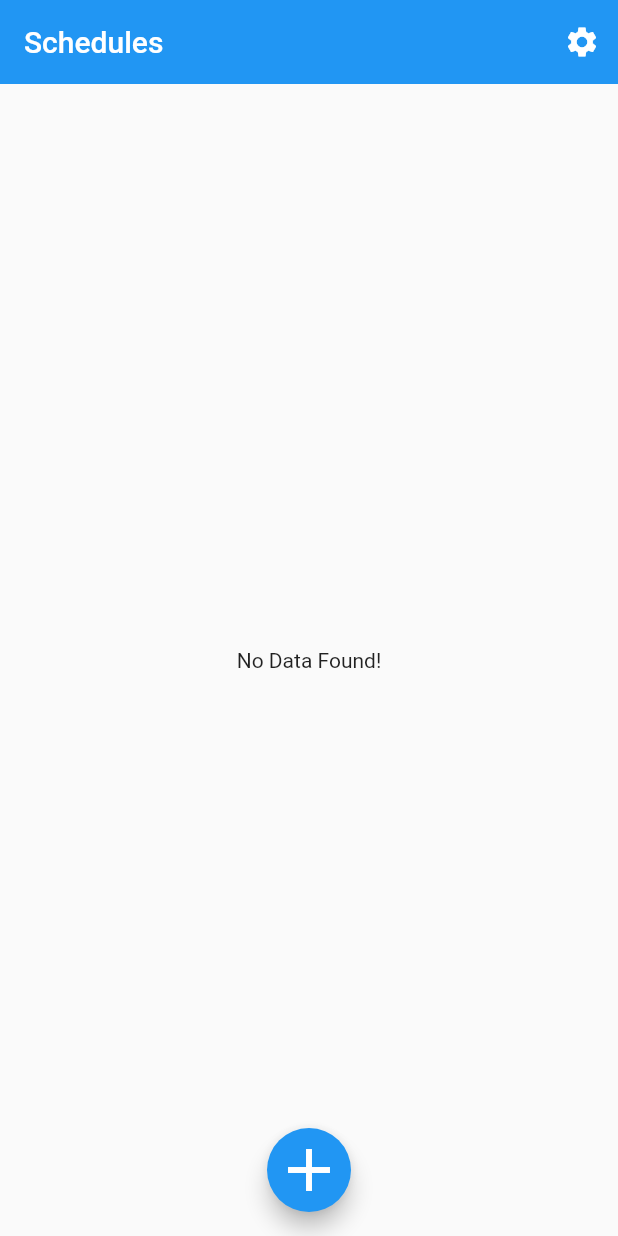
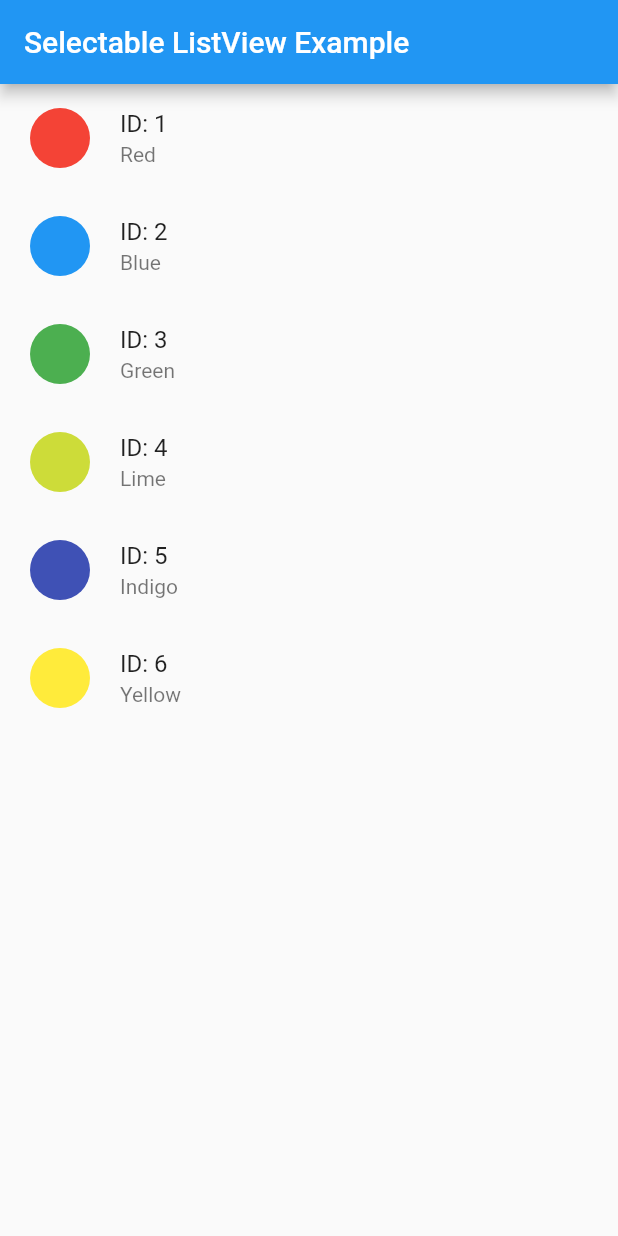
Before and after one commit to aliakbar3967/MasjidMode, a Flutter app: the screen it shows after launch, on a phone screen of 412 x 824 dp. Run offline on Flutter 3.47's test engine with Material 2 defaults, Android fonts, the phone set to English and light mode, and no system bars; our stand-ins replace shared_preferences; missing offline and left inert: flutter_foreground_service_plugin.

Commit message:
updates on home page

```diff
--- a/lib/main.dart
+++ b/lib/main.dart
@@ -1,33 +1,117 @@
 import 'package:flutter/material.dart';
-import 'package:flutter_foreground_service_plugin/flutter_foreground_service_plugin.dart';
-import 'package:peace_time/model/schedule.dart';
-import 'package:peace_time/screens/create_schedule_screen.dart';
-import 'package:peace_time/screens/home_screen.dart';
-import 'package:peace_time/widgets/checkbox.dart';
 import 'package:shared_preferences/shared_preferences.dart';
-import 'dart:convert';
 
 /// Global [SharedPreferences] object.
-SharedPreferences prefs;
+// SharedPreferences prefs;
 
-void main() {
-  runApp(RootScreen());
+// void main() {
+//   runApp(RootScreen());
+// }
+
+// class RootScreen extends StatefulWidget {
+//   @override
+//   _RootScreenState createState() => _RootScreenState();
+// }
+
+// class _RootScreenState extends State<RootScreen> {
+//   @override
+//   Widget build(BuildContext context) {
+//     return MaterialApp(
+//       title: 'Peace Time',
+//       theme: ThemeData(
+//         primarySwatch: Colors.blue,
+//       ),
+//       home: HomeScreen(),
+//     );
+//   }
+// }
+
+void main() => runApp(MyApp());
+
+class MyApp extends StatefulWidget {
+  @override
+
+  _MyAppState createState() => _MyAppState();
 }
 
-class RootScreen extends StatefulWidget {
+class _MyAppState extends State<MyApp> {
+  bool selectingmode = false;
+  List<Paint> paints = <Paint>[
+    Paint(1, 'Red', Colors.red),
+    Paint(2, 'Blue', Colors.blue),
+    Paint(3, 'Green', Colors.green),
+    Paint(4, 'Lime', Colors.lime),
+    Paint(5, 'Indigo', Colors.indigo),
+    Paint(6, 'Yellow', Colors.yellow)
+  ];
   @override
-  _RootScreenState createState() => _RootScreenState();
-}
 
-class _RootScreenState extends State<RootScreen> {
-  @override
   Widget build(BuildContext context) {
     return MaterialApp(
-      title: 'Peace Time',
-      theme: ThemeData(
-        primarySwatch: Colors.blue,
+      home: Scaffold(
+        appBar: AppBar(
+          leading: selectingmode
+              ? IconButton(
+                  icon: const Icon(Icons.arrow_back),
+                  onPressed: () {
+                    setState(() {
+                      selectingmode = false;
+                      paints.forEach((p) => p.selected = false);
+                    });
+                  },
+                )
+              : null,
+          title: Text("Selectable ListView Example"),
+        ),
+        body: ListView(
+          children: List.generate(paints.length, (index) {
+            return ListTile(
+              onLongPress: () {
+                setState(() {
+                  selectingmode = true;
+                });
+              },
+              onTap: () {
+                setState(() {
+                  if (selectingmode) {
+                    paints[index].selected = !paints[index].selected;
+                    print(paints[index].selected.toString());
+                  }
+                });
+              },
+              selected: paints[index].selected,
+              leading: GestureDetector(
+                behavior: HitTestBehavior.opaque,
+                onTap: () {},
+                child: Container(
+                  width: 48,
+                  height: 48,
+                  padding: EdgeInsets.symmetric(vertical: 4.0),
+                  alignment: Alignment.center,
+                  child: CircleAvatar(
+                    backgroundColor: paints[index].colorpicture,
+                  ),
+                ),
+              ),
+              title: Text('ID: ' + paints[index].id.toString()),
+              subtitle: Text(paints[index].title),
+              trailing: (selectingmode)
+                  ? ((paints[index].selected)
+                      ? Icon(Icons.check_box)
+                      : Icon(Icons.check_box_outline_blank))
+                  : null,
+            );
+          }),
+        ),
       ),
-      home: HomeScreen(),
     );
   }
 }
+
+class Paint {
+  final int id;
+  final String title;
+  final Color colorpicture;
+  bool selected = false;
+  Paint(this.id, this.title, this.colorpicture);
+}
```
